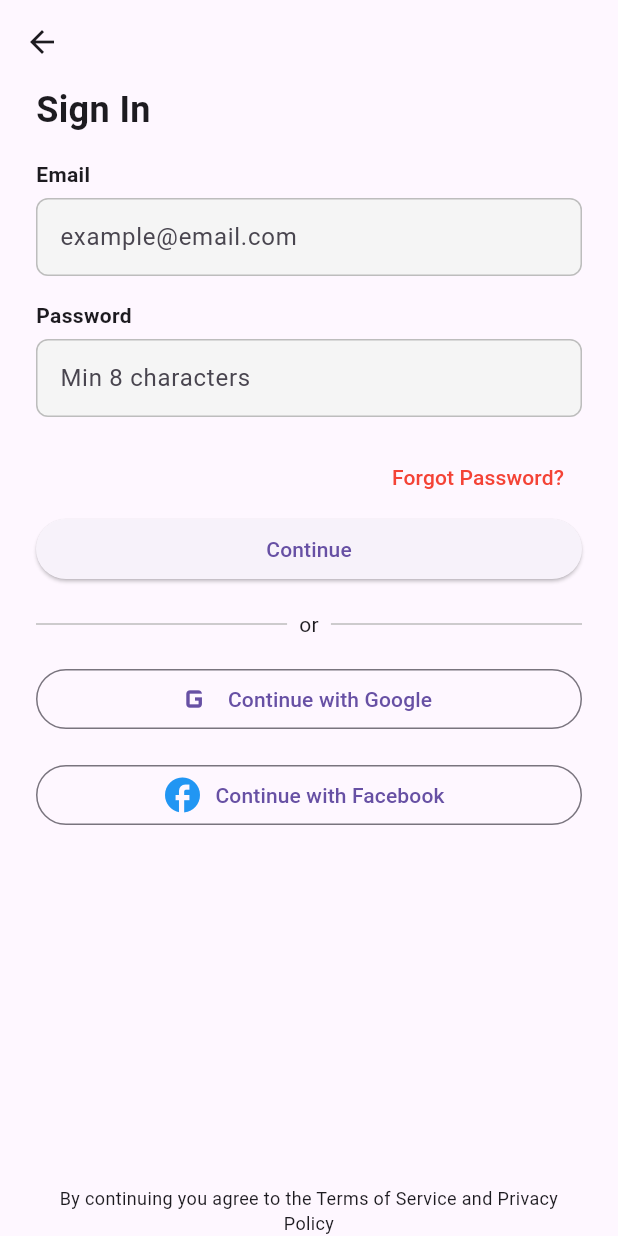
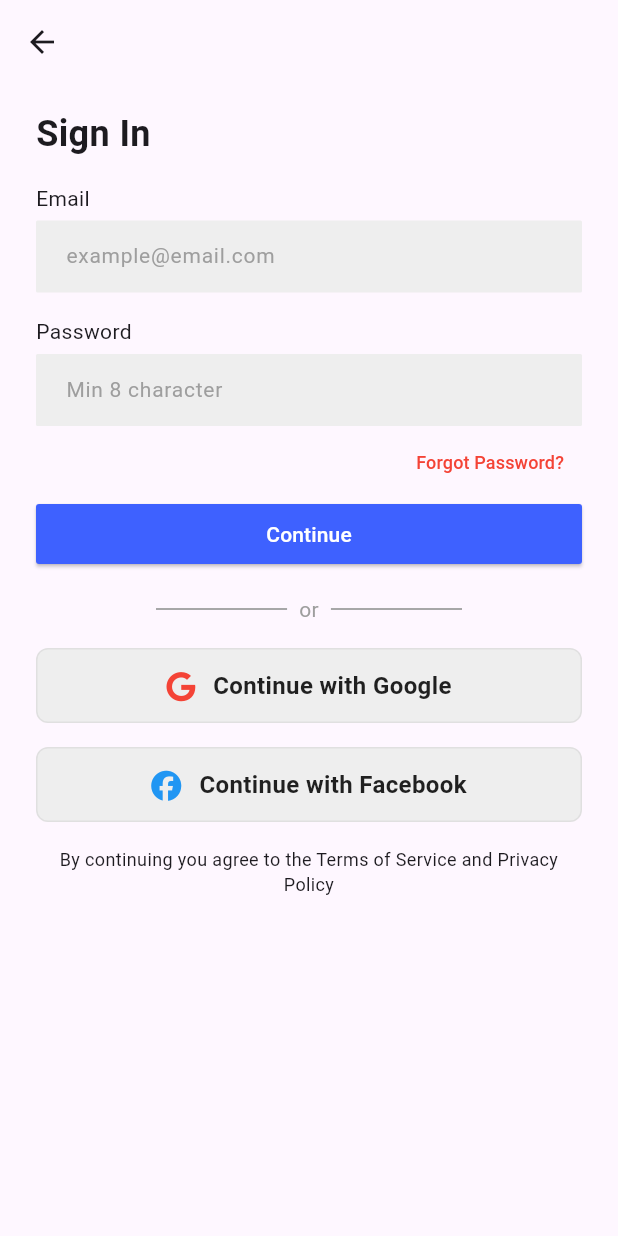
Before and after one commit to AnhDungDevv/health_mate_flutter, a Flutter app: the SignInScreen screen opened by its route, on a phone screen of 412 x 824 dp. Run offline on Flutter 3.47's test engine with Material 3 defaults, Android fonts, the phone set to English and light mode, and no system bars; our stand-ins replace dartz, dio, dotted_border, equatable, file_picker, flutter_riverpod and 11 more; accounts and stored records are empty.

```diff
--- a/lib/core/common/styles/colors.dart
+++ b/lib/core/common/styles/colors.dart
@@ -4,6 +4,7 @@ class AppColors {
   static const Color primary = Color(0xFF3E61FF);
   static const Color secondary = Color(0xFFF47839);
   static const Color background = Color(0xFFF5F5F5);
+  static const Color blue = Color(0xFF3E61FF);
   static const Color text = Color(0xFF333333);
   static const Color error = Color(0xFFB00020);
   static const Color lightGray =
--- a/lib/src/auth/presentation/app/providers/auth_providers.dart
+++ b/lib/src/auth/presentation/app/providers/auth_providers.dart
@@ -13,9 +13,8 @@ import 'package:health_mate/src/auth/presentation/app/states/send_o_t_p_state.da
 import 'package:health_mate/src/auth/presentation/app/states/verify_o_t_p_state.dart';
 import 'package:health_mate/src/auth/presentation/app/notifiers/registration_notifier.dart';
 import 'package:health_mate/src/auth/presentation/app/states/registration_state.dart';
+import 'package:health_mate/src/auth/presentation/app/states/signin_state.dart';
 import 'package:health_mate/src/auth/presentation/app/notifiers/signin_notifier.dart';
-import 'package:health_mate/src/auth/presentation/app/states/signin_state.dart';
-import 'package:health_mate/src/auth/presentation/app/notifiers/signin_status_notifier.dart';
 
 // Auth Sources
 final authRemoteSourceProvider = Provider((ref) => AuthRemoteSource());
@@ -56,13 +55,8 @@ final verifyOtpProvider =
   (ref) => VerifyOtpNotifier(ref.read(verifyOtpUseCaseProvider)),
 );
 
-final signInStatusProvider =
-    StateNotifierProvider<SigninNotifier, AsyncValue<void>>(
-  (ref) => SigninNotifier(loginUsecase: ref.read(loginUseCaseProvider)),
-);
-
-final signInProvider = StateNotifierProvider<SignInStateNotifier, SigninState>(
-  (ref) => SignInStateNotifier(),
+final signInProvider = StateNotifierProvider<SignInNotifier, SignInState>(
+  (ref) => SignInNotifier(loginUsecase: ref.watch(loginUseCaseProvider)),
 );
 
 // State Providers
--- a/lib/src/auth/presentation/views/register/verify_phone_view.dart
+++ b/lib/src/auth/presentation/views/register/verify_phone_view.dart
@@ -31,6 +31,7 @@ class _VerifyPhoneScreenState extends ConsumerState<VerifyPhoneScreen> {
     final sendOtpNotifier = ref.read(sendOtpProvider.notifier);
 
     return Scaffold(
+      resizeToAvoidBottomInset: true,
       appBar: AppBar(
         backgroundColor: Colors.white,
         leading: IconButton(
--- a/lib/src/auth/presentation/views/sign_in/sign_in_view.dart
+++ b/lib/src/auth/presentation/views/sign_in/sign_in_view.dart
@@ -1,90 +1,121 @@
 import 'package:flutter/material.dart';
 import 'package:flutter_riverpod/flutter_riverpod.dart';
+import 'package:font_awesome_flutter/font_awesome_flutter.dart';
 import 'package:health_mate/core/utils/validators.dart';
 import 'package:health_mate/src/auth/presentation/app/providers/auth_providers.dart';
+import 'package:health_mate/src/auth/presentation/app/states/signin_state.dart';
 import 'package:health_mate/src/auth/presentation/widgets/custom_input_field.dart';
 import 'package:health_mate/src/auth/presentation/widgets/forgot_password.dart';
-import 'package:health_mate/src/auth/presentation/widgets/sign_in_button.dart';
+import 'package:health_mate/src/auth/presentation/widgets/custom_button.dart';
 import 'package:health_mate/src/auth/presentation/widgets/social_login_buttons.dart';
 
-class SignInScreen extends ConsumerWidget {
+class SignInScreen extends ConsumerStatefulWidget {
   const SignInScreen({super.key});
 
   @override
-  Widget build(BuildContext context, WidgetRef ref) {
+  ConsumerState<SignInScreen> createState() => _SignInScreenState();
+}
+
+class _SignInScreenState extends ConsumerState<SignInScreen> {
+  final _formKey = GlobalKey<FormState>();
+  final _emailFocus = FocusNode();
+  final _passwordFocus = FocusNode();
+
+  late final TextEditingController _emailController;
+  late final TextEditingController _passwordController;
+
+  @override
+  void initState() {
+    super.initState();
+    final signInState = ref.read(signInProvider);
+    {}
+    _emailController = TextEditingController(text: signInState.email);
+    _passwordController = TextEditingController(text: signInState.password);
+  }
+
+  @override
+  void dispose() {
+    _emailController.dispose();
+    _passwordController.dispose();
+    _emailFocus.dispose();
+    _passwordFocus.dispose();
+    super.dispose();
+  }
+
+  void _submitForm() {
+    if (_formKey.currentState!.validate()) {
+      ref.read(signInProvider.notifier).signIn();
+    }
+  }
+
+  @override
+  Widget build(BuildContext context) {
     final signInState = ref.watch(signInProvider);
     final signInNotifier = ref.read(signInProvider.notifier);
-    final signInStatus = ref.watch(signInStatusProvider);
 
-    final emailController = TextEditingController(text: signInState.email);
-    final passwordController =
-        TextEditingController(text: signInState.password);
-
-    return GestureDetector(
-      onTap: () => FocusScope.of(context).unfocus(),
-      child: Scaffold(
+    return Scaffold(
       appBar: AppBar(),
       body: Stack(
         children: [
-            Padding(
+          SingleChildScrollView(
             padding: const EdgeInsets.symmetric(horizontal: 24),
+            child: Form(
+              key: _formKey,
               child: Column(
                 crossAxisAlignment: CrossAxisAlignment.start,
                 children: [
+                  const SizedBox(height: 16),
                   const Text("Sign In",
                       style:
                           TextStyle(fontSize: 24, fontWeight: FontWeight.bold)),
-                  const SizedBox(
-                    height: 16,
-                  ),
+                  const SizedBox(height: 16),
 
-                  // Email Field
+                  /// Email Input
                   CustomInputField(
                     label: "Email",
-                    hintText: "example@email.com",
-                    controller: emailController,
+                    labelStyle: const TextStyle(
+                        fontSize: 14, fontWeight: FontWeight.w400),
+                    controller: _emailController,
+                    focusNode: _emailFocus,
                     keyboardType: TextInputType.emailAddress,
                     onChange: signInNotifier.updateEmail,
                     validator: Validators.validateEmail,
+                    inputDecoration: _inputDecoration("example@email.com"),
+                    onFieldSubmitted: (_) => _passwordFocus.requestFocus(),
                   ),
-                  const SizedBox(
-                    height: 16,
-                  ),
+                  const SizedBox(height: 16),
 
-                  // Password Field
+                  /// Password Input
                   CustomInputField(
                     label: "Password",
-                    hintText: "Min 8 characters",
-                    controller: passwordController,
+                    labelStyle: const TextStyle(
+                        fontSize: 14, fontWeight: FontWeight.w400),
+                    controller: _passwordController,
+                    focusNode: _passwordFocus,
                     obscureText: true,
                     onChange: signInNotifier.updatePassword,
                     validator: Validators.validatePassword,
-                  ),
-                  const SizedBox(
-                    height: 16,
+                    onFieldSubmitted: (_) => _submitForm(),
+                    inputDecoration: _inputDecoration("Min 8 character"),
                   ),
 
-                  // Forgot Password
-                  ForgotPassword(
-                    onTap: () {},
+                  ForgotPassword(onTap: () {}),
+
+                  /// Sign In Button
+                  CustomButton(
+                    label: 'Continue',
+                    onPressed: _submitForm,
                   ),
 
-                  // Sign In Button
-                  SignInButton(
-                    signInStatus: signInStatus,
-                    onPressed: () async {
-                      await ref.read(signInStatusProvider.notifier).signIn(
-                            emailController.text,
-                            passwordController.text,
-                          );
-                    },
-                  ),
+                  const SizedBox(height: 16),
+                  _buildOrDivider(),
+                  const SizedBox(height: 16),
 
-                  const SizedBox(
-                    height: 16,
-                  ),
-                  const SocialLoginButtons(),
-                  const Spacer(),
+                  /// Social Login Buttons
+                  const _SocialLoginButtons(),
+
+                  const SizedBox(height: 16),
+
                   const Align(
                     alignment: Alignment.center,
                     child: Text(
@@ -96,24 +127,105 @@ class SignInScreen extends ConsumerWidget {
                 ],
               ),
             ),
+          ),
 
-            // Loading overlay
-            if (signInStatus.isLoading)
-              Container(
-                // ignore: deprecated_member_use
-                color: Colors.black.withOpacity(0.3),
-                child: const Center(child: CircularProgressIndicator()),
-              ),
-            if (signInStatus.hasError)
+          /// Loading Overlay
+          if (signInState.status == SignInStatus.loading)
+            const _LoadingOverlay(),
+
+          /// Error Message
+          if (signInState.status == SignInStatus.failure)
             Center(
               child: Text(
-                  signInStatus.error.toString(),
-                  style: const TextStyle(color: Colors.red),
+                signInState.errorMessage ?? "Đã có lỗi xảy ra!",
+                style: const TextStyle(
+                    color: Colors.red, fontWeight: FontWeight.bold),
               ),
             ),
         ],
       ),
+    );
+  }
+
+  /// Input Decoration Helper
+  InputDecoration _inputDecoration(String hintText) {
+    return InputDecoration(
+      hintText: hintText,
+      hintStyle: const TextStyle(color: Colors.grey),
+      filled: true,
+      fillColor: Colors.grey[200],
+      contentPadding: const EdgeInsets.symmetric(horizontal: 16, vertical: 12),
+      border: OutlineInputBorder(
+        borderRadius: BorderRadius.circular(1),
+        borderSide: BorderSide.none,
+      ),
+    );
+  }
+
+  Widget _buildOrDivider() {
+    return const Padding(
+      padding: EdgeInsets.symmetric(horizontal: 80),
+      child: Row(
+        children: [
+          Expanded(
+              child: Divider(
+            thickness: 1.2,
+            color: Colors.grey,
+          )),
+          Padding(
+            padding: EdgeInsets.symmetric(horizontal: 8),
+            child:
+                Text("or", style: TextStyle(fontSize: 14, color: Colors.grey)),
+          ),
+          Expanded(
+            child: Divider(thickness: 1.2, color: Colors.grey),
+          ),
+        ],
       ),
     );
   }
 }
+
+/// Loading Overlay Widget
+class _LoadingOverlay extends StatelessWidget {
+  const _LoadingOverlay();
+
+  @override
+  Widget build(BuildContext context) {
+    return const Stack(
+      children: [
+        ModalBarrier(
+          dismissible: false,
+          color: Colors.black45,
+        ),
+        Center(child: CircularProgressIndicator()),
+      ],
+    );
+  }
+}
+
+/// Social Login Buttons
+class _SocialLoginButtons extends StatelessWidget {
+  const _SocialLoginButtons();
+
+  @override
+  Widget build(BuildContext context) {
+    return Column(
+      children: [
+        SocialButton(
+          icon: FontAwesomeIcons.google,
+          iconColor: Colors.red,
+          text: 'Continue with Google',
+          onPressed: () {},
+        ),
+        const SizedBox(height: 16),
+        SocialButton(
+          icon: FontAwesomeIcons.facebook,
+          iconColor: Colors.blue,
+          text: 'Continue with Facebook',
+          onPressed: () {},
+        ),
+      ],
+    );
+  }
+}
--- a/lib/src/auth/presentation/widgets/custom_button.dart
+++ b/lib/src/auth/presentation/widgets/custom_button.dart
@@ -1,26 +1,31 @@
 import 'package:flutter/material.dart';
+import 'package:health_mate/core/common/styles/colors.dart';
 
 class CustomButton extends StatelessWidget {
-  final String title;
-  final VoidCallback onTap;
-  const CustomButton({super.key, required this.title, required this.onTap});
+  final VoidCallback onPressed;
+  final String label;
+
+  const CustomButton({
+    super.key,
+    required this.label,
+    required this.onPressed,
+  });
+
   @override
   Widget build(BuildContext context) {
-    return Container(
+    return SizedBox(
       width: double.infinity,
-      padding: const EdgeInsets.all(16),
       child: ElevatedButton(
+        onPressed: onPressed,
         style: ElevatedButton.styleFrom(
-          backgroundColor: Colors.blueAccent,
-          padding: const EdgeInsets.symmetric(vertical: 14),
-          shape: RoundedRectangleBorder(
-            borderRadius: BorderRadius.circular(8),
-          ),
-        ),
-        onPressed: onTap,
-        child: Text(
-          title,
-          style: const TextStyle(fontSize: 16, color: Colors.white),
+            backgroundColor: AppColors.blue,
+            minimumSize: const Size(double.infinity, 40),
+            shape: RoundedRectangleBorder(
+              borderRadius: BorderRadius.circular(2),
+            )),
+        child: const Text(
+          "Continue",
+          style: TextStyle(color: Colors.white),
         ),
       ),
     );
--- a/lib/src/auth/presentation/widgets/custom_input_field.dart
+++ b/lib/src/auth/presentation/widgets/custom_input_field.dart
@@ -1,25 +1,35 @@
 import 'package:flutter/material.dart';
 
 class CustomInputField extends StatelessWidget {
-  final String label;
-  final String hintText;
+  final String? label;
+  final String? hintText;
+  final FocusNode? focusNode;
+  final Function(String)? onFieldSubmitted;
   final String? prefixText;
   final TextEditingController controller;
   final String? Function(String?)? validator;
   final TextInputType keyboardType;
   final Function(String) onChange;
   final bool obscureText;
+  final TextStyle? labelStyle;
+  final TextStyle? textStyle;
+  final InputDecoration? inputDecoration;
 
   const CustomInputField({
     super.key,
-    required this.label,
-    required this.hintText,
+    this.label,
+    this.hintText,
     required this.controller,
     required this.onChange,
+    this.focusNode,
+    this.onFieldSubmitted,
     this.prefixText,
     this.validator,
     this.keyboardType = TextInputType.text,
     this.obscureText = false,
+    this.labelStyle,
+    this.textStyle,
+    this.inputDecoration,
   });
 
   @override
@@ -27,15 +37,19 @@ class CustomInputField extends StatelessWidget {
     return Column(
       crossAxisAlignment: CrossAxisAlignment.start,
       children: [
+        if (label != null)
           Text(
-          label,
-          style: const TextStyle(fontWeight: FontWeight.w600, fontSize: 14),
+            label!,
+            style: labelStyle ??
+                const TextStyle(fontWeight: FontWeight.w600, fontSize: 14),
           ),
-        const SizedBox(height: 6),
+        const SizedBox(height: 5),
         TextFormField(
           controller: controller,
           onChanged: onChange,
-          decoration: InputDecoration(
+          style: textStyle ?? const TextStyle(fontSize: 14),
+          decoration: inputDecoration ??
+              InputDecoration(
                 hintText: hintText,
                 prefixText: prefixText,
                 border: OutlineInputBorder(
@@ -65,6 +79,7 @@ class CustomInputField extends StatelessWidget {
           keyboardType: keyboardType,
           obscureText: obscureText,
           textAlignVertical: TextAlignVertical.center,
+          onFieldSubmitted: onFieldSubmitted,
         ),
       ],
     );
--- a/lib/src/auth/presentation/widgets/forgot_password.dart
+++ b/lib/src/auth/presentation/widgets/forgot_password.dart
@@ -10,8 +10,8 @@ class ForgotPassword extends StatelessWidget {
       alignment: Alignment.centerRight,
       child: TextButton(
         onPressed: onTap,
-        child:
-            const Text("Forgot Password?", style: TextStyle(color: Colors.red)),
+        child: const Text("Forgot Password?",
+            style: TextStyle(color: Colors.red, fontSize: 12)),
       ),
     );
   }
--- a/lib/src/auth/presentation/widgets/sign_in_button.dart
+++ /dev/null
@@ -1,23 +0,0 @@
-import 'package:flutter/material.dart';
-import 'package:flutter_riverpod/flutter_riverpod.dart';
-
-class SignInButton extends StatelessWidget {
-  final AsyncValue<void> signInStatus;
-  final VoidCallback onPressed;
-
-  const SignInButton(
-      {super.key, required this.signInStatus, required this.onPressed});
-
-  @override
-  Widget build(BuildContext context) {
-    return SizedBox(
-      width: double.infinity,
-      child: ElevatedButton(
-        onPressed: signInStatus.isLoading ? null : onPressed,
-        child: signInStatus.isLoading
-            ? const CircularProgressIndicator()
-            : const Text("Continue"),
-      ),
-    );
-  }
-}
--- a/lib/src/auth/presentation/widgets/social_login_buttons.dart
+++ b/lib/src/auth/presentation/widgets/social_login_buttons.dart
@@ -1,49 +1,48 @@
 import 'package:flutter/material.dart';
+import 'package:font_awesome_flutter/font_awesome_flutter.dart';
 
-class SocialLoginButtons extends StatelessWidget {
-  const SocialLoginButtons({super.key});
+class SocialButton extends StatelessWidget {
+  final IconData icon;
+  final Color iconColor;
+  final String text;
+  final VoidCallback onPressed;
+
+  const SocialButton({
+    required this.icon,
+    required this.iconColor,
+    required this.text,
+    required this.onPressed,
+    super.key,
+  });
 
   @override
   Widget build(BuildContext context) {
-    return Column(
-      children: [
-        Row(
+    return GestureDetector(
+      onTap: onPressed,
+      child: Container(
+        width: double.infinity,
+        height: 50,
+        decoration: BoxDecoration(
+          color: Colors.grey[200],
+          borderRadius: BorderRadius.circular(8),
+          border: Border.all(color: Colors.grey.shade300),
+        ),
+        child: Row(
+          mainAxisAlignment: MainAxisAlignment.center,
           children: [
-            Expanded(child: Divider(color: Colors.grey[400])),
-            const Padding(
-              padding: EdgeInsets.symmetric(horizontal: 8),
-              child: Text("or"),
+            FaIcon(icon, color: iconColor, size: 20), // Icon Google/Facebook
+            const SizedBox(width: 12),
+            Text(
+              text,
+              style: const TextStyle(
+                fontSize: 16,
+                fontWeight: FontWeight.w600,
+                color: Colors.black87,
+              ),
             ),
-            Expanded(child: Divider(color: Colors.grey[400])),
           ],
         ),
-        const SizedBox(
-          height: 16,
-        ),
-
-        // Google Login
-        SizedBox(
-          width: double.infinity,
-          child: OutlinedButton.icon(
-            onPressed: () {},
-            icon: const Icon(Icons.g_mobiledata, size: 28),
-            label: const Text("Continue with Google"),
-          ),
-        ),
-        const SizedBox(
-          height: 16,
-        ),
-
-        // Facebook Login
-        SizedBox(
-          width: double.infinity,
-          child: OutlinedButton.icon(
-            onPressed: () {},
-            icon: const Icon(Icons.facebook, size: 28, color: Colors.blue),
-            label: const Text("Continue with Facebook"),
-          ),
-        ),
-      ],
+      ),
     );
   }
 }
--- a/lib/src/on_boarding/presentation/views/onboarding_views.dart
+++ b/lib/src/on_boarding/presentation/views/onboarding_views.dart
@@ -20,8 +20,8 @@ class OnboardingScreen extends StatelessWidget {
               children: [
                 const SliderOnboarding(),
                 const PhoneInputWidget(),
+                _buildOrDivider(),
                 const SocialLoginOptions(),
-                _buildOrDivider(),
                 _buildTermsText()
               ],
             ),
@@ -33,7 +33,7 @@ class OnboardingScreen extends StatelessWidget {
 
   Widget _buildOrDivider() {
     return const Padding(
-      padding: EdgeInsets.symmetric(horizontal: 50),
+      padding: EdgeInsets.symmetric(horizontal: 80),
       child: Row(
         children: [
           Expanded(
--- a/pubspec.yaml
+++ b/pubspec.yaml
@@ -58,6 +58,7 @@ dependencies:
   dartz: ^0.10.1
   flutter_screenutil: ^5.9.3
   connectivity_plus: ^6.1.3
+  font_awesome_flutter: ^10.8.0
 
 dev_dependencies:
   flutter_test:
```
Also changed, not shown: lib/core/utils/validators.dart (+9 -4 lines), lib/src/auth/presentation/app/notifiers/signin_notifier.dart (+37 -5 lines), lib/src/auth/presentation/app/notifiers/signin_status_notifier.dart (deleted, +0 -21 lines), lib/src/auth/presentation/app/states/signin_state.dart (+19 -6 lines), lib/src/auth/presentation/widgets/phone_input_widget.dart (+42 -41 lines), lib/src/auth/presentation/widgets/social_login_options.dart (+23 -17 lines), lib/src/on_boarding/presentation/widget/slider_onboarding.dart (+31 -8 lines), pubspec.lock, 4 other files. Lines whose indentation alone changed are shown as unchanged.
